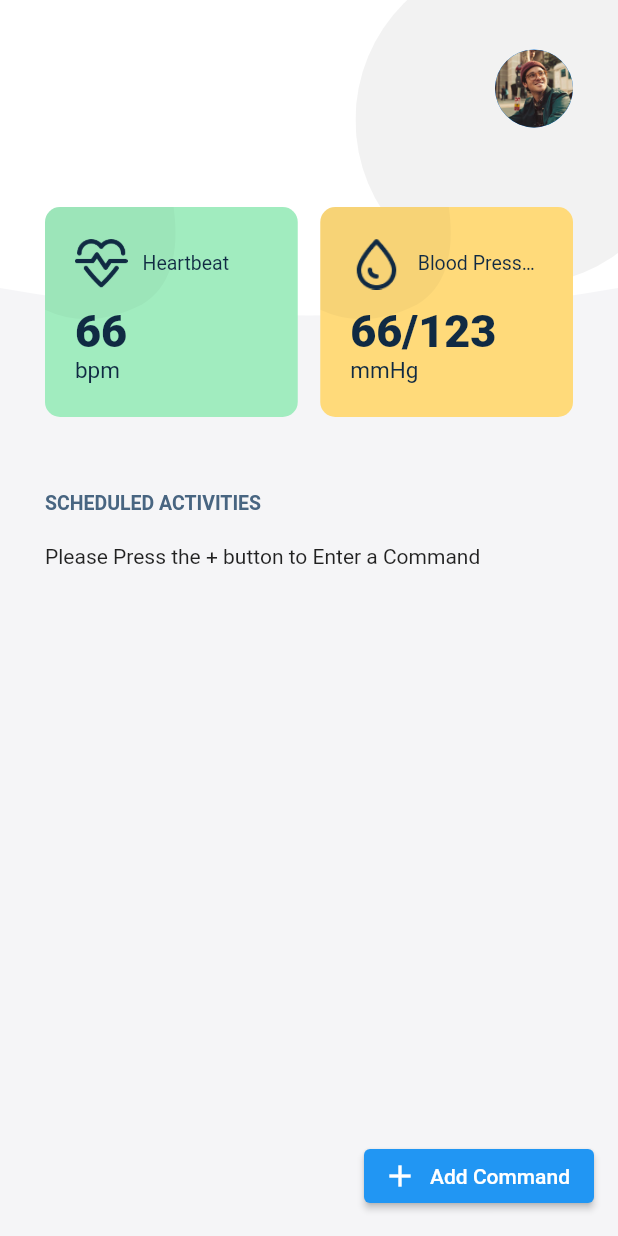
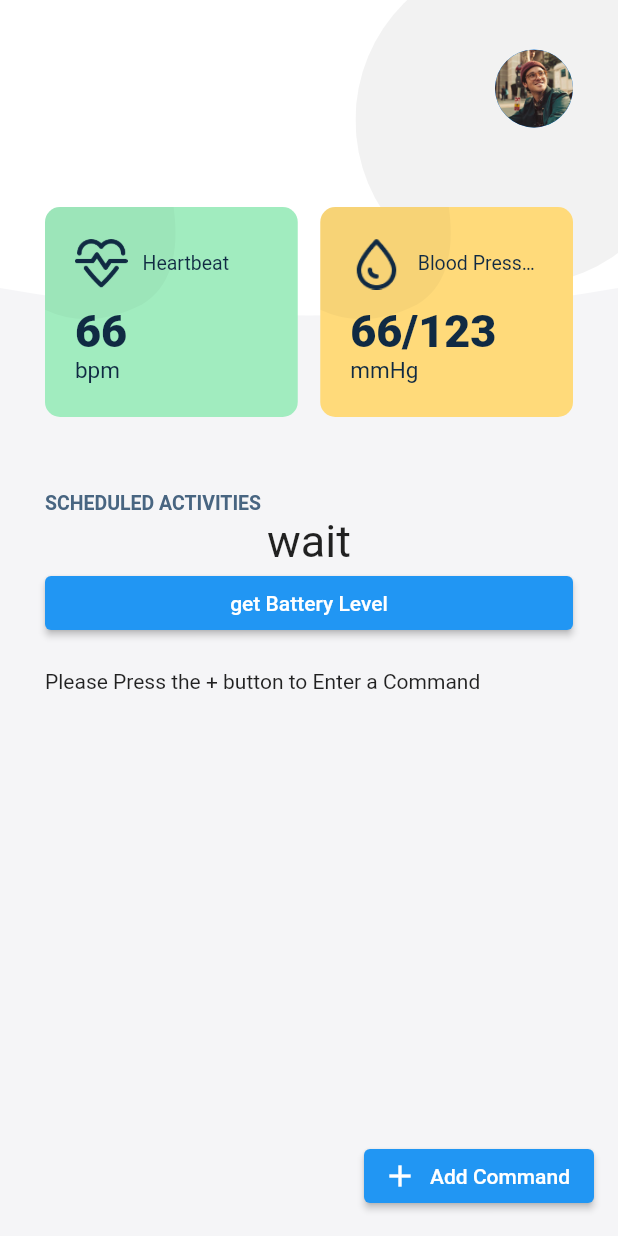
Before and after one commit to OkekeFabian/stressApp, a Flutter app: the screen it shows after launch, on a phone screen of 412 x 824 dp. Run offline on Flutter 3.47's test engine with Material 2 defaults, Android fonts, the phone set to English and light mode, and no system bars; our stand-ins replace flutter_tts, keyboard_dismisser, lottie.

Commit message:
added google assistant functionalities

```diff
--- a/lib/screens/detail_screen.dart
+++ b/lib/screens/detail_screen.dart
@@ -1,4 +1,3 @@
-import 'package:flutter/cupertino.dart';
 import 'package:flutter/material.dart';
 import 'package:stress_app/utils/const.dart';
 import 'package:stress_app/widgets/custom_clipper.dart';
--- a/lib/screens/home_screen.dart
+++ b/lib/screens/home_screen.dart
@@ -2,12 +2,13 @@ import 'dart:async';
 
 import 'package:flutter/material.dart';
 import 'package:stress_app/utils/const.dart';
-
+import 'package:flutter/services.dart';
 import '../widgets/card_main.dart';
 import '../widgets/custom_clipper.dart';
 import '../widgets/situation_class.dart';
 import '../widgets/situation_entry_dialog.dart';
 import '../widgets/situation_list_item.dart';
+import 'package:flutter_tts/flutter_tts.dart';
 
 class HomePage extends StatefulWidget {
   const HomePage({Key key, this.title}) : super(key: key);
@@ -18,10 +19,15 @@ class HomePage extends StatefulWidget {
 }
 
 class _HomePageState extends State<HomePage> {
+  // method channel
+  static const batteryChannel = MethodChannel("stress_app/battery");
+  String batteryLevel = "wait";
+
   List<WeightEntry> weightSaves = [];
   final ScrollController _listViewScrollController = ScrollController();
   final double _itemExtent = 50.0;
   bool isSwitched = false;
+  final FlutterTts flutterTts = FlutterTts();
 
   @override
   Widget build(BuildContext context) {
@@ -110,6 +116,15 @@ class _HomePageState extends State<HomePage> {
                       fontWeight: FontWeight.bold),
                 ),
 
+                Text(
+                  batteryLevel,
+                  textAlign: TextAlign.center,
+                  style: TextStyle(fontSize: 30),
+                ),
+                ElevatedButton(
+                    onPressed: getBatteryLevel,
+                    child: const Text("get Battery Level")),
+
                 const SizedBox(height: 20),
                 Container(
                   child: (weightSaves.isEmpty)
@@ -132,7 +147,7 @@ class _HomePageState extends State<HomePage> {
                 ),
               ],
             ),
-          )
+          ),
         ],
       ),
       floatingActionButton: ElevatedButton.icon(
@@ -187,4 +202,18 @@ class _HomePageState extends State<HomePage> {
       _addWeightSave(save);
     }
   }
+
+  Future getBatteryLevel() async {
+    final int newBatteryLevel =
+        await batteryChannel.invokeMethod("getBatteryLevel");
+    setState(() {
+      batteryLevel = '$newBatteryLevel';
+    });
+    await Future.delayed(Duration(seconds: 1));
+    _speak();
+  }
+
+  Future _speak() async {
+    await flutterTts.speak("trun lights off and turn room on");
+  }
 }
--- a/lib/widgets/card_items.dart
+++ b/lib/widgets/card_items.dart
@@ -63,7 +63,8 @@ class CardItems extends StatelessWidget {
                         mainAxisAlignment: MainAxisAlignment.spaceBetween,
                         children: [
                           Text(
-                            '$title',
+                            title,
+                            //'$title',
                             style: TextStyle(
                                 fontSize: 20,
                                 fontWeight: FontWeight.bold,
--- a/lib/widgets/card_main.dart
+++ b/lib/widgets/card_main.dart
@@ -1,4 +1,3 @@
-import 'package:flutter/cupertino.dart';
 import 'package:flutter/material.dart';
 import 'package:stress_app/screens/detail_screen.dart';
 import 'package:stress_app/utils/const.dart';
@@ -12,7 +11,7 @@ class CardMain extends StatelessWidget {
   final String unit;
   final Color color;
 
-  CardMain({this.image, this.title, this.value, this.unit, this.color});
+  const CardMain({this.image, this.title, this.value, this.unit, this.color});
 
   @override
   Widget build(BuildContext context) {
@@ -48,7 +47,7 @@ class CardMain extends StatelessWidget {
                   ),
                 ),
                 Padding(
-                  padding: EdgeInsets.all(20.0),
+                  padding: const EdgeInsets.all(20.0),
                   child: Column(
                     crossAxisAlignment: CrossAxisAlignment.start,
                     children: [
@@ -57,7 +56,7 @@ class CardMain extends StatelessWidget {
                         crossAxisAlignment: CrossAxisAlignment.center,
                         children: [
                           Image(width: 35, height: 35, image: image),
-                          SizedBox(
+                          const SizedBox(
                             width: 10,
                           ),
                           Expanded(
@@ -70,7 +69,7 @@ class CardMain extends StatelessWidget {
                           ),
                         ],
                       ),
-                      SizedBox(height: 10),
+                      const SizedBox(height: 10),
                       Text(
                         value,
                         style: TextStyle(
@@ -93,7 +92,7 @@ class CardMain extends StatelessWidget {
               debugPrint("CARD main clicked. redirect to details page");
               Navigator.push(
                 context,
-                MaterialPageRoute(builder: (context) => DetailScreen()),
+                MaterialPageRoute(builder: (context) => const DetailScreen()),
               );
             },
           ),
--- a/lib/widgets/custom_clipper.dart
+++ b/lib/widgets/custom_clipper.dart
@@ -12,7 +12,7 @@ class MyCustomClipper extends CustomClipper<Path> {
 
   @override
   getClip(Size size) {
-    var path = new Path();
+    var path = Path();
     if (clipType == ClipType.bottom) {
       createBottom(size, path);
     } else if (clipType == ClipType.semiCircle) {
@@ -29,11 +29,11 @@ class MyCustomClipper extends CustomClipper<Path> {
   createSemiCirle(Size size, Path path) {
     path.lineTo(size.width / 1.40, 0);
 
-    var firstControlPoint = new Offset(size.width / 1.30, size.height / 2.5);
-    var firstEndPoint = new Offset(size.width / 1.85, size.height / 1.85);
+    var firstControlPoint = Offset(size.width / 1.30, size.height / 2.5);
+    var firstEndPoint = Offset(size.width / 1.85, size.height / 1.85);
 
-    var secondControlPoint = new Offset(size.width / 4, size.height / 1.45);
-    var secondEndPoint = new Offset(0, size.height / 1.75);
+    var secondControlPoint = Offset(size.width / 4, size.height / 1.45);
+    var secondEndPoint = Offset(0, size.height / 1.75);
 
     path.quadraticBezierTo(firstControlPoint.dx, firstControlPoint.dy,
         firstEndPoint.dx, firstEndPoint.dy);
@@ -46,8 +46,8 @@ class MyCustomClipper extends CustomClipper<Path> {
 
   createBottom(Size size, Path path) {
     path.lineTo(0, size.height / 1.19);
-    var secondControlPoint = new Offset((size.width / 2), size.height);
-    var secondEndPoint = new Offset(size.width, size.height / 1.19);
+    var secondControlPoint = Offset((size.width / 2), size.height);
+    var secondEndPoint = Offset(size.width, size.height / 1.19);
 
     path.quadraticBezierTo(secondControlPoint.dx, secondControlPoint.dy,
         secondEndPoint.dx, secondEndPoint.dy);
@@ -56,8 +56,8 @@ class MyCustomClipper extends CustomClipper<Path> {
 
   createHalfCircle(Size size, Path path) {
     path.lineTo(size.width / 2, 0);
-    var firstControlPoint = new Offset(size.width / 1.10, size.height / 2);
-    var firstEndPoint = new Offset(size.width / 2, size.height);
+    var firstControlPoint = Offset(size.width / 1.10, size.height / 2);
+    var firstEndPoint = Offset(size.width / 2, size.height);
     path.quadraticBezierTo(firstControlPoint.dx, firstControlPoint.dy,
         firstEndPoint.dx, firstEndPoint.dy);
     path.lineTo(0, size.height);
@@ -68,7 +68,7 @@ class MyCustomClipper extends CustomClipper<Path> {
 
     var curXPos = 0.0;
     var curYPos = size.height;
-    Random rnd = new Random();
+    Random rnd = Random();
 
     var increment = size.width / 40;
     while (curXPos < size.width) {
--- a/pubspec.yaml
+++ b/pubspec.yaml
@@ -42,6 +42,7 @@ dependencies:
   numberpicker: ^2.1.1
   font_awesome_flutter:
   splashscreen:
+  flutter_tts:
 
 dev_dependencies:
   flutter_test:
```
Also changed, not shown: lib/widgets/card_section.dart (+7 -8 lines), lib/widgets/grid_item.dart (+6 -6 lines), lib/widgets/progress_vertical.dart (+5 -5 lines), pubspec.lock, 1 other file.
